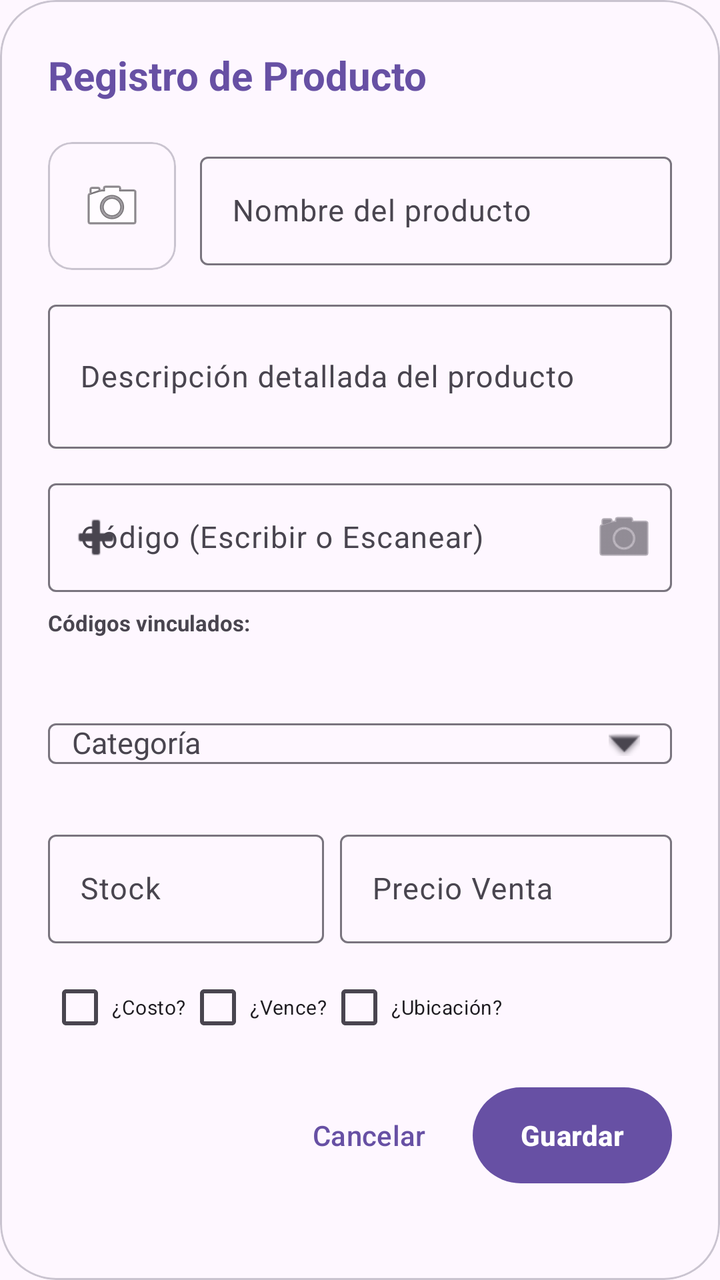
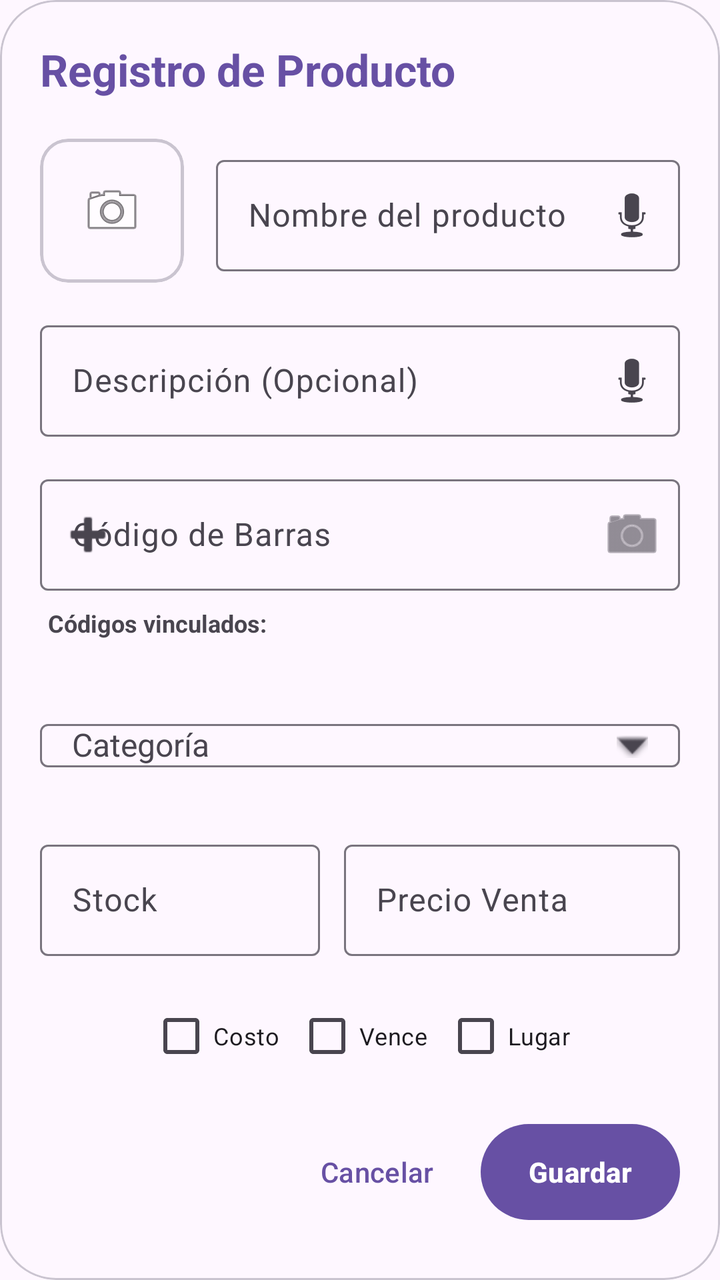

Screens rendered from an Android XML layout before and after an edit, with the pre-edit source and the edit as a unified diff.
<!-- AndroidManifest.xml: application theme Theme.Naxor -->
<!-- res/layout/dialog_add_product.xml -->
<?xml version="1.0" encoding="utf-8"?>
<com.google.android.material.card.MaterialCardView xmlns:android="http://schemas.android.com/apk/res/android"
    xmlns:app="http://schemas.android.com/apk/res-auto"
    android:layout_width="match_parent"
    android:layout_height="wrap_content"
    app:cardBackgroundColor="?attr/colorSurface"
    app:cardCornerRadius="28dp"
    app:cardElevation="0dp"
    app:strokeWidth="1dp"
    app:strokeColor="?attr/colorOutlineVariant">

    <ScrollView
        android:layout_width="match_parent"
        android:layout_height="wrap_content"
        android:overScrollMode="never">

        <LinearLayout
            android:layout_width="match_parent"
            android:layout_height="wrap_content"
            android:orientation="vertical"
            android:padding="24dp">

            <TextView
                android:id="@+id/tvDialogTitle"
                android:layout_width="wrap_content"
                android:layout_height="wrap_content"
                android:text="Registro de Producto"
                android:textSize="20sp"
                android:textStyle="bold"
                android:textColor="?attr/colorPrimary"
                android:layout_marginBottom="20dp" />

            
            <LinearLayout
                android:layout_width="match_parent"
                android:layout_height="wrap_content"
                android:orientation="horizontal"
                android:gravity="center_vertical"
                android:layout_marginBottom="12dp">

                <com.google.android.material.card.MaterialCardView
                    android:id="@+id/cardProdPhoto"
                    android:layout_width="64dp"
                    android:layout_height="64dp"
                    android:layout_marginEnd="12dp"
                    app:cardCornerRadius="12dp"
                    app:strokeWidth="1dp"
                    app:strokeColor="?attr/colorOutlineVariant">
                    <ImageView
                        android:id="@+id/ivDialogProdPhoto"
                        android:layout_width="match_parent"
                        android:layout_height="match_parent"
                        android:src="@android:drawable/ic_menu_camera"
                        android:scaleType="centerInside"
                        android:padding="16dp"
                        android:contentDescription="Tomar foto" />
                </com.google.android.material.card.MaterialCardView>

                <com.google.android.material.textfield.TextInputLayout
                    style="?attr/textInputOutlinedStyle"
                    android:layout_width="0dp"
                    android:layout_weight="1"
                    android:layout_height="wrap_content"
                    android:hint="Nombre del producto"
                    android:id="@+id/layoutProdNombre">
                    <com.google.android.material.textfield.TextInputEditText
                        android:id="@+id/etProdNombre"
                        android:layout_width="match_parent"
                        android:layout_height="wrap_content"
                        android:inputType="textCapSentences"
                        android:textSize="15sp" />
                </com.google.android.material.textfield.TextInputLayout>
            </LinearLayout>

            
            <com.google.android.material.textfield.TextInputLayout
                style="?attr/textInputOutlinedStyle"
                android:layout_width="match_parent"
                android:layout_height="wrap_content"
                android:hint="Descripción detallada del producto"
                android:layout_marginBottom="12dp">
                <com.google.android.material.textfield.TextInputEditText
                    android:id="@+id/etProdDescripcion"
                    android:layout_width="match_parent"
                    android:layout_height="wrap_content"
                    android:inputType="textCapSentences|textMultiLine"
                    android:minLines="2"
                    android:textSize="15sp" />
            </com.google.android.material.textfield.TextInputLayout>

            
            <com.google.android.material.textfield.TextInputLayout
                style="?attr/textInputOutlinedStyle"
                android:layout_width="match_parent"
                android:layout_height="wrap_content"
                android:hint="Código (Escribir o Escanear)"
                android:layout_marginBottom="8dp"
                app:endIconMode="custom"
                app:endIconDrawable="@android:drawable/ic_menu_camera"
                app:endIconContentDescription="Escanear"
                app:startIconDrawable="@android:drawable/ic_input_add"
                app:startIconContentDescription="Añadir"
                android:id="@+id/layoutProdCodigo">
                <com.google.android.material.textfield.TextInputEditText
                    android:id="@+id/etProdCodigo"
                    android:layout_width="match_parent"
                    android:layout_height="wrap_content"
                    android:inputType="text"
                    android:textSize="15sp" />
            </com.google.android.material.textfield.TextInputLayout>

            
            <TextView
                android:layout_width="wrap_content"
                android:layout_height="wrap_content"
                android:text="Códigos vinculados:"
                android:textSize="11sp"
                android:textStyle="bold"
                android:textColor="?attr/colorOnSurfaceVariant" />

            <LinearLayout
                android:id="@+id/layoutCodesList"
                android:layout_width="match_parent"
                android:layout_height="wrap_content"
                android:orientation="vertical"
                android:layout_marginBottom="16dp"
                android:paddingVertical="4dp">
                
            </LinearLayout>

            
            <com.google.android.material.textfield.TextInputLayout
                style="?attr/textInputOutlinedStyle"
                android:id="@+id/layoutProdCategoria"
                android:layout_width="match_parent"
                android:layout_height="wrap_content"
                android:hint="Categoría"
                android:layout_marginBottom="16dp"
                app:endIconMode="custom"
                app:endIconDrawable="@android:drawable/arrow_down_float">
                <com.google.android.material.textfield.MaterialAutoCompleteTextView
                    android:id="@+id/autoProdCategoria"
                    android:layout_width="match_parent"
                    android:layout_height="wrap_content"
                    android:inputType="textCapSentences"
                    android:textSize="15sp"
                    android:paddingHorizontal="12dp"
                    android:completionThreshold="1"
                    android:dropDownAnchor="@id/layoutProdCategoria"
                    android:dropDownVerticalOffset="2dp" />
            </com.google.android.material.textfield.TextInputLayout>

            
            <LinearLayout
                android:layout_width="match_parent"
                android:layout_height="wrap_content"
                android:orientation="horizontal"
                android:baselineAligned="false"
                android:layout_marginBottom="8dp">

                <com.google.android.material.textfield.TextInputLayout
                    style="?attr/textInputOutlinedStyle"
                    android:layout_width="0dp"
                    android:layout_weight="1"
                    android:layout_height="wrap_content"
                    android:hint="Stock"
                    app:suffixText="uds">
                    <com.google.android.material.textfield.TextInputEditText
                        android:id="@+id/etProdStock"
                        android:layout_width="match_parent"
                        android:layout_height="wrap_content"
                        android:inputType="number"
                        android:textSize="15sp" />
                </com.google.android.material.textfield.TextInputLayout>

                <com.google.android.material.textfield.TextInputLayout
                    style="?attr/textInputOutlinedStyle"
                    android:layout_width="0dp"
                    android:layout_weight="1.2"
                    android:layout_height="wrap_content"
                    android:hint="Precio Venta"
                    android:layout_marginStart="8dp"
                    app:prefixText="S/ ">
                    <com.google.android.material.textfield.TextInputEditText
                        android:id="@+id/etProdVenta"
                        android:layout_width="match_parent"
                        android:layout_height="wrap_content"
                        android:inputType="numberDecimal"
                        android:textSize="15sp" />
                </com.google.android.material.textfield.TextInputLayout>
            </LinearLayout>

            
            <LinearLayout
                android:layout_width="match_parent"
                android:layout_height="wrap_content"
                android:orientation="horizontal"
                android:gravity="center_vertical"
                android:layout_marginBottom="12dp">

                <com.google.android.material.checkbox.MaterialCheckBox
                    android:id="@+id/cbShowBatchCost"
                    android:layout_width="wrap_content"
                    android:layout_height="wrap_content"
                    android:text="¿Costo?"
                    android:textSize="10sp" />

                <com.google.android.material.checkbox.MaterialCheckBox
                    android:id="@+id/cbShowExpiration"
                    android:layout_width="wrap_content"
                    android:layout_height="wrap_content"
                    android:text="¿Vence?"
                    android:textSize="10sp" />

                <com.google.android.material.checkbox.MaterialCheckBox
                    android:id="@+id/cbShowLocation"
                    android:layout_width="wrap_content"
                    android:layout_height="wrap_content"
                    android:text="¿Ubicación?"
                    android:textSize="10sp" />
            </LinearLayout>

            
            <com.google.android.material.textfield.TextInputLayout
                android:id="@+id/layoutProdCosto"
                style="?attr/textInputOutlinedStyle"
                android:layout_width="match_parent"
                android:layout_height="wrap_content"
                android:hint="Costo total lote"
                android:layout_marginBottom="12dp"
                android:visibility="gone"
                app:prefixText="S/ ">
                <com.google.android.material.textfield.TextInputEditText
                    android:id="@+id/etProdCosto"
                    android:layout_width="match_parent"
                    android:layout_height="wrap_content"
                    android:inputType="numberDecimal"
                    android:textSize="15sp" />
            </com.google.android.material.textfield.TextInputLayout>

            <com.google.android.material.textfield.TextInputLayout
                android:id="@+id/layoutProdLocation"
                style="?attr/textInputOutlinedStyle"
                android:layout_width="match_parent"
                android:layout_height="wrap_content"
                android:hint="Pasillo / Estante"
                android:layout_marginBottom="12dp"
                android:visibility="gone">
                <com.google.android.material.textfield.TextInputEditText
                    android:id="@+id/etProdLocation"
                    android:layout_width="match_parent"
                    android:layout_height="wrap_content"
                    android:inputType="textCapCharacters"
                    android:textSize="15sp" />
            </com.google.android.material.textfield.TextInputLayout>

            <com.google.android.material.textfield.TextInputLayout
                android:id="@+id/layoutProdExpiration"
                style="?attr/textInputOutlinedStyle"
                android:layout_width="match_parent"
                android:layout_height="wrap_content"
                android:hint="Vencimiento (DD/MM/AAAA)"
                android:layout_marginBottom="12dp"
                android:visibility="gone"
                app:endIconMode="custom"
                app:endIconDrawable="@android:drawable/ic_menu_my_calendar"
                app:endIconContentDescription="Abrir calendario">
                <com.google.android.material.textfield.TextInputEditText
                    android:id="@+id/etProdExpiration"
                    android:layout_width="match_parent"
                    android:layout_height="wrap_content"
                    android:inputType="number"
                    android:digits="0123456789/"
                    android:maxLength="10"
                    android:textSize="15sp" />
            </com.google.android.material.textfield.TextInputLayout>

            <TextView
                android:id="@+id/tvAlertStockDialog"
                android:layout_width="match_parent"
                android:layout_height="wrap_content"
                android:textColor="@color/red_600"
                android:textSize="13sp"
                android:textStyle="bold"
                android:gravity="center"
                android:visibility="gone"
                android:layout_marginBottom="20dp" />

            
            <LinearLayout
                android:layout_width="match_parent"
                android:layout_height="wrap_content"
                android:orientation="horizontal"
                android:gravity="center_vertical">

                <Button
                    android:id="@+id/btnDeleteProduct"
                    style="@style/Widget.Material3.Button.TextButton"
                    android:layout_width="wrap_content"
                    android:layout_height="wrap_content"
                    android:text="Eliminar"
                    android:textColor="@color/red_600"
                    android:visibility="gone" />

                <View
                    android:layout_width="0dp"
                    android:layout_height="0dp"
                    android:layout_weight="1" />

                <Button
                    android:id="@+id/btnCancelAdd"
                    style="@style/Widget.Material3.Button.TextButton"
                    android:layout_width="wrap_content"
                    android:layout_height="56dp"
                    android:text="Cancelar"
                    android:layout_marginEnd="8dp" />

                <Button
                    android:id="@+id/btnConfirmAdd"
                    android:layout_width="wrap_content"
                    android:layout_height="56dp"
                    android:text="Guardar"
                    android:textStyle="bold" />
            </LinearLayout>

        </LinearLayout>
    </ScrollView>
</com.google.android.material.card.MaterialCardView>
<!-- resources referenced by this layout -->
<resources>
  <color name="red_600">#DC2626</color>
  <style name="Theme.Naxor" parent="Base.Theme.Naxor" />
  <style name="Base.Theme.Naxor" parent="Theme.Material3.DayNight.NoActionBar">
          
          
      </style>
</resources>

<!-- the commit's change to res/layout/dialog_add_product.xml (unified diff, before → after) -->
@@ -18,14 +18,14 @@
             android:layout_width="match_parent"
             android:layout_height="wrap_content"
             android:orientation="vertical"
-            android:padding="24dp">
+            android:padding="20dp">
 
             <TextView
                 android:id="@+id/tvDialogTitle"
                 android:layout_width="wrap_content"
                 android:layout_height="wrap_content"
                 android:text="Registro de Producto"
-                android:textSize="20sp"
+                android:textSize="22sp"
                 android:textStyle="bold"
                 android:textColor="?attr/colorPrimary"
                 android:layout_marginBottom="20dp" />
@@ -36,15 +36,15 @@
                 android:layout_height="wrap_content"
                 android:orientation="horizontal"
                 android:gravity="center_vertical"
-                android:layout_marginBottom="12dp">
+                android:layout_marginBottom="16dp">
 
                 <com.google.android.material.card.MaterialCardView
                     android:id="@+id/cardProdPhoto"
-                    android:layout_width="64dp"
-                    android:layout_height="64dp"
-                    android:layout_marginEnd="12dp"
-                    app:cardCornerRadius="12dp"
-                    app:strokeWidth="1dp"
+                    android:layout_width="72dp"
+                    android:layout_height="72dp"
+                    android:layout_marginEnd="16dp"
+                    app:cardCornerRadius="14dp"
+                    app:strokeWidth="1.5dp"
                     app:strokeColor="?attr/colorOutlineVariant">
                     <ImageView
                         android:id="@+id/ivDialogProdPhoto"
@@ -52,7 +52,7 @@
                         android:layout_height="match_parent"
                         android:src="@android:drawable/ic_menu_camera"
                         android:scaleType="centerInside"
-                        android:padding="16dp"
+                        android:padding="18dp"
                         android:contentDescription="Tomar foto" />
                 </com.google.android.material.card.MaterialCardView>
 
@@ -62,38 +62,44 @@
                     android:layout_weight="1"
                     android:layout_height="wrap_content"
                     android:hint="Nombre del producto"
+                    app:endIconMode="custom"
+                    app:endIconDrawable="@android:drawable/ic_btn_speak_now"
                     android:id="@+id/layoutProdNombre">
                     <com.google.android.material.textfield.TextInputEditText
                         android:id="@+id/etProdNombre"
                         android:layout_width="match_parent"
                         android:layout_height="wrap_content"
                         android:inputType="textCapSentences"
-                        android:textSize="15sp" />
+                        android:textSize="16sp" />
                 </com.google.android.material.textfield.TextInputLayout>
             </LinearLayout>
 
             
             <com.google.android.material.textfield.TextInputLayout
-                style="?attr/textInputOutlinedStyle"
-                android:layout_width="match_parent"
-                android:layout_height="wrap_content"
-                android:hint="Descripción detallada del producto"
-                android:layout_marginBottom="12dp">
+                android:id="@+id/layoutProdDesc"
+                style="?attr/textInputOutlinedStyle"
+                android:layout_width="match_parent"
+                android:layout_height="wrap_content"
+                android:hint="Descripción (Opcional)"
+                app:endIconMode="custom"
+                app:endIconDrawable="@android:drawable/ic_btn_speak_now"
+                android:layout_marginBottom="16dp">
                 <com.google.android.material.textfield.TextInputEditText
                     android:id="@+id/etProdDescripcion"
                     android:layout_width="match_parent"
                     android:layout_height="wrap_content"
                     android:inputType="textCapSentences|textMultiLine"
-                    android:minLines="2"
-                    android:textSize="15sp" />
-            </com.google.android.material.textfield.TextInputLayout>
-
-            
-            <com.google.android.material.textfield.TextInputLayout
-                style="?attr/textInputOutlinedStyle"
-                android:layout_width="match_parent"
-                android:layout_height="wrap_content"
-                android:hint="Código (Escribir o Escanear)"
+                    android:minLines="1"
+                    android:maxLines="3"
+                    android:textSize="16sp" />
+            </com.google.android.material.textfield.TextInputLayout>
+
+            
+            <com.google.android.material.textfield.TextInputLayout
+                style="?attr/textInputOutlinedStyle"
+                android:layout_width="match_parent"
+                android:layout_height="wrap_content"
+                android:hint="Código de Barras"
                 android:layout_marginBottom="8dp"
                 app:endIconMode="custom"
                 app:endIconDrawable="@android:drawable/ic_menu_camera"
@@ -106,7 +112,7 @@
                     android:layout_width="match_parent"
                     android:layout_height="wrap_content"
                     android:inputType="text"
-                    android:textSize="15sp" />
+                    android:textSize="16sp" />
             </com.google.android.material.textfield.TextInputLayout>
 
             
@@ -114,9 +120,10 @@
                 android:layout_width="wrap_content"
                 android:layout_height="wrap_content"
                 android:text="Códigos vinculados:"
-                android:textSize="11sp"
+                android:textSize="12sp"
                 android:textStyle="bold"
-                android:textColor="?attr/colorOnSurfaceVariant" />
+                android:textColor="?attr/colorOnSurfaceVariant"
+                android:layout_marginStart="4dp" />
 
             <LinearLayout
                 android:id="@+id/layoutCodesList"
@@ -135,7 +142,7 @@
                 android:layout_width="match_parent"
                 android:layout_height="wrap_content"
                 android:hint="Categoría"
-                android:layout_marginBottom="16dp"
+                android:layout_marginBottom="20dp"
                 app:endIconMode="custom"
                 app:endIconDrawable="@android:drawable/arrow_down_float">
                 <com.google.android.material.textfield.MaterialAutoCompleteTextView
@@ -143,11 +150,9 @@
                     android:layout_width="match_parent"
                     android:layout_height="wrap_content"
                     android:inputType="textCapSentences"
-                    android:textSize="15sp"
-                    android:paddingHorizontal="12dp"
-                    android:completionThreshold="1"
-                    android:dropDownAnchor="@id/layoutProdCategoria"
-                    android:dropDownVerticalOffset="2dp" />
+                    android:textSize="16sp"
+                    android:paddingHorizontal="16dp"
+                    android:completionThreshold="1" />
             </com.google.android.material.textfield.TextInputLayout>
 
             
@@ -156,7 +161,7 @@
                 android:layout_height="wrap_content"
                 android:orientation="horizontal"
                 android:baselineAligned="false"
-                android:layout_marginBottom="8dp">
+                android:layout_marginBottom="16dp">
 
                 <com.google.android.material.textfield.TextInputLayout
                     style="?attr/textInputOutlinedStyle"
@@ -170,7 +175,7 @@
                         android:layout_width="match_parent"
                         android:layout_height="wrap_content"
                         android:inputType="number"
-                        android:textSize="15sp" />
+                        android:textSize="16sp" />
                 </com.google.android.material.textfield.TextInputLayout>
 
                 <com.google.android.material.textfield.TextInputLayout
@@ -179,14 +184,14 @@
                     android:layout_weight="1.2"
                     android:layout_height="wrap_content"
                     android:hint="Precio Venta"
-                    android:layout_marginStart="8dp"
+                    android:layout_marginStart="12dp"
                     app:prefixText="S/ ">
                     <com.google.android.material.textfield.TextInputEditText
                         android:id="@+id/etProdVenta"
                         android:layout_width="match_parent"
                         android:layout_height="wrap_content"
                         android:inputType="numberDecimal"
-                        android:textSize="15sp" />
+                        android:textSize="16sp" />
                 </com.google.android.material.textfield.TextInputLayout>
             </LinearLayout>
 
@@ -195,29 +200,31 @@
                 android:layout_width="match_parent"
                 android:layout_height="wrap_content"
                 android:orientation="horizontal"
-                android:gravity="center_vertical"
-                android:layout_marginBottom="12dp">
+                android:gravity="center"
+                android:layout_marginBottom="16dp">
 
                 <com.google.android.material.checkbox.MaterialCheckBox
                     android:id="@+id/cbShowBatchCost"
                     android:layout_width="wrap_content"
                     android:layout_height="wrap_content"
-                    android:text="¿Costo?"
-                    android:textSize="10sp" />
+                    android:text="Costo"
+                    android:textSize="12sp"
+                    android:layout_marginEnd="8dp" />
 
                 <com.google.android.material.checkbox.MaterialCheckBox
                     android:id="@+id/cbShowExpiration"
                     android:layout_width="wrap_content"
                     android:layout_height="wrap_content"
-                    android:text="¿Vence?"
-                    android:textSize="10sp" />
+                    android:text="Vence"
+                    android:textSize="12sp"
+                    android:layout_marginEnd="8dp" />
 
                 <com.google.android.material.checkbox.MaterialCheckBox
                     android:id="@+id/cbShowLocation"
                     android:layout_width="wrap_content"
                     android:layout_height="wrap_content"
-                    android:text="¿Ubicación?"
-                    android:textSize="10sp" />
+                    android:text="Lugar"
+                    android:textSize="12sp" />
             </LinearLayout>
 
             
